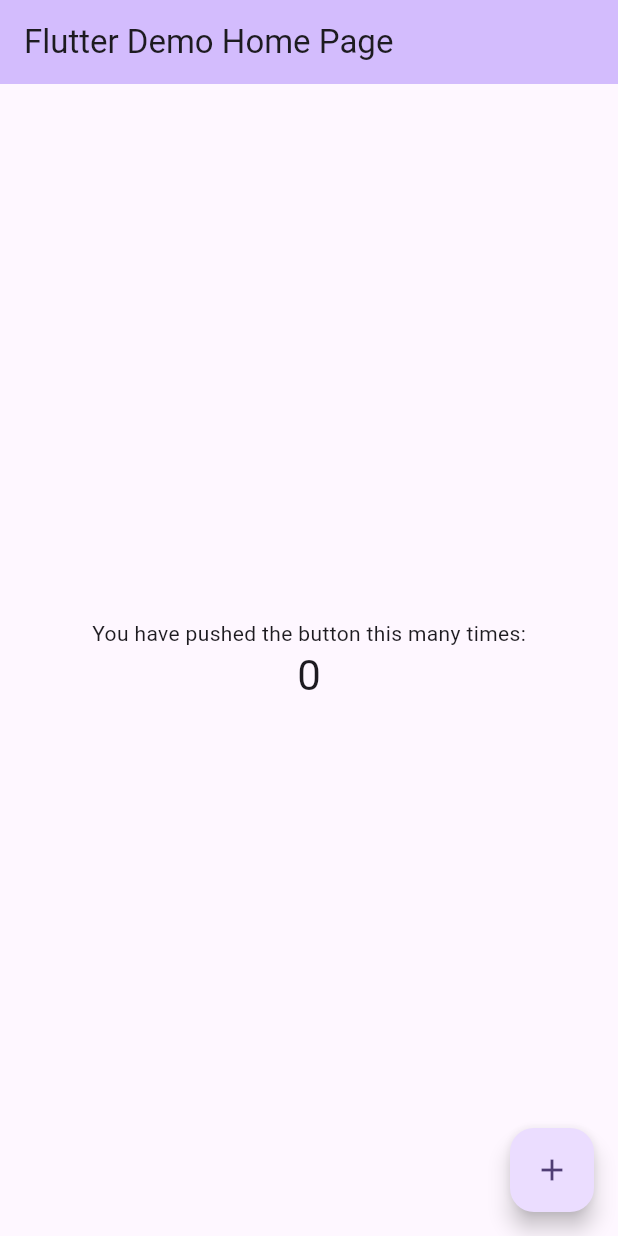
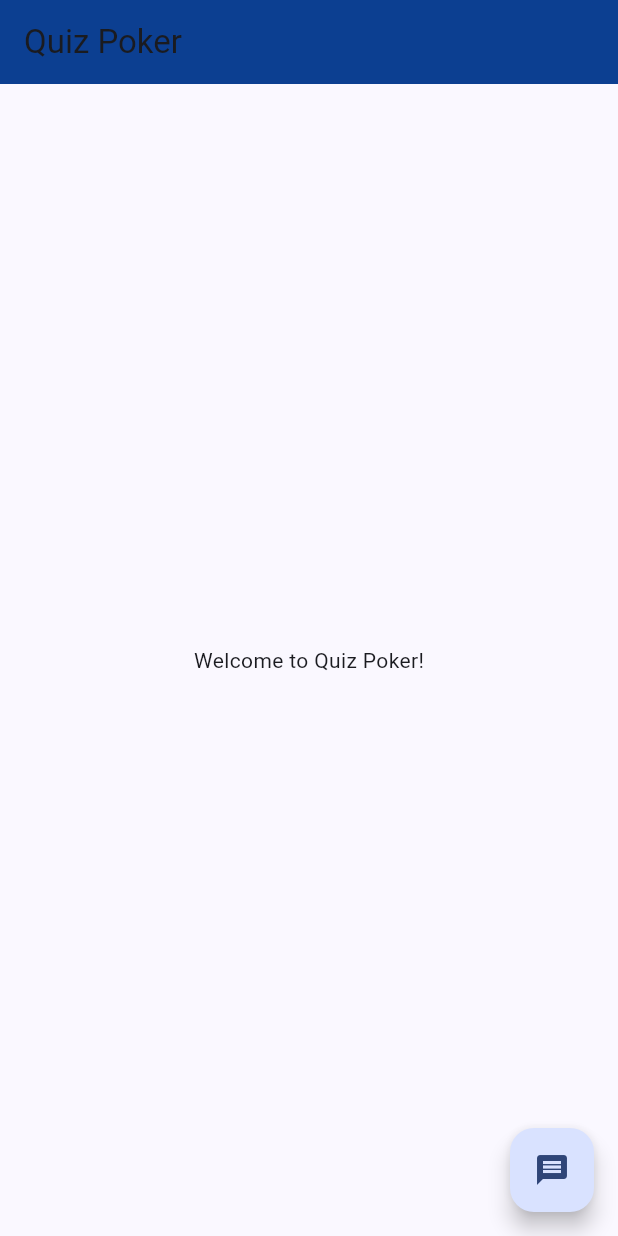
Before and after one commit to magdalenalonc/quiz_poker_zerotomastery_course, a Flutter app: the screen it shows after launch, on a phone screen of 412 x 824 dp. Run offline on Flutter 3.47's test engine with Material 3 defaults, Android fonts, the phone set to English and light mode, and no system bars.

Commit message:
Add task_F1

```diff
--- a/lib/main.dart
+++ b/lib/main.dart
@@ -10,59 +10,49 @@ class MyApp extends StatelessWidget {
   @override
   Widget build(BuildContext context) {
     return MaterialApp(
-      title: 'Flutter Demo',
+      title: "Quiz Poker",
       theme: ThemeData(
-        colorScheme: ColorScheme.fromSeed(seedColor: Colors.deepPurple),
-        useMaterial3: true,
+        colorScheme: ColorScheme.fromSeed(
+          seedColor: const Color.fromARGB(255, 12, 63, 145),
+        ),
+        appBarTheme: const AppBarTheme(
+          backgroundColor: Color.fromARGB(255, 12, 63, 145),
+        ),
       ),
-      home: const MyHomePage(title: 'Flutter Demo Home Page'),
+      home: const HomePage(),
     );
   }
 }
 
-class MyHomePage extends StatefulWidget {
-  const MyHomePage({super.key, required this.title});
-
-  final String title;
-
-  @override
-  State<MyHomePage> createState() => _MyHomePageState();
-}
-
-class _MyHomePageState extends State<MyHomePage> {
-  int _counter = 0;
-
-  void _incrementCounter() {
-    setState(() {
-      _counter++;
-    });
-  }
+class HomePage extends StatelessWidget {
+  const HomePage({super.key});
 
   @override
   Widget build(BuildContext context) {
     return Scaffold(
       appBar: AppBar(
-        backgroundColor: Theme.of(context).colorScheme.inversePrimary,
-        title: Text(widget.title),
+        title: const Text("Quiz Poker"),
       ),
-      body: Center(
-        child: Column(
-          mainAxisAlignment: MainAxisAlignment.center,
-          children: <Widget>[
-            const Text(
-              'You have pushed the button this many times:',
-            ),
-            Text(
-              '$_counter',
-              style: Theme.of(context).textTheme.headlineMedium,
-            ),
-          ],
-        ),
+      body: const Center(
+        child: Text("Welcome to Quiz Poker!"),
       ),
       floatingActionButton: FloatingActionButton(
-        onPressed: _incrementCounter,
-        tooltip: 'Increment',
-        child: const Icon(Icons.add),
+        onPressed: () => _showSnackBar(context),
+        tooltip: "Press the button",
+        child: const Icon(Icons.message),
+      ),
+    );
+  }
+
+  void _showSnackBar(BuildContext context) {
+    final scaffold = ScaffoldMessenger.of(context);
+    scaffold.showSnackBar(
+      SnackBar(
+        content: const Text('Hello there!'),
+        action: SnackBarAction(
+          label: "Hide",
+          onPressed: scaffold.hideCurrentSnackBar,
+        ),
       ),
     );
   }
```
